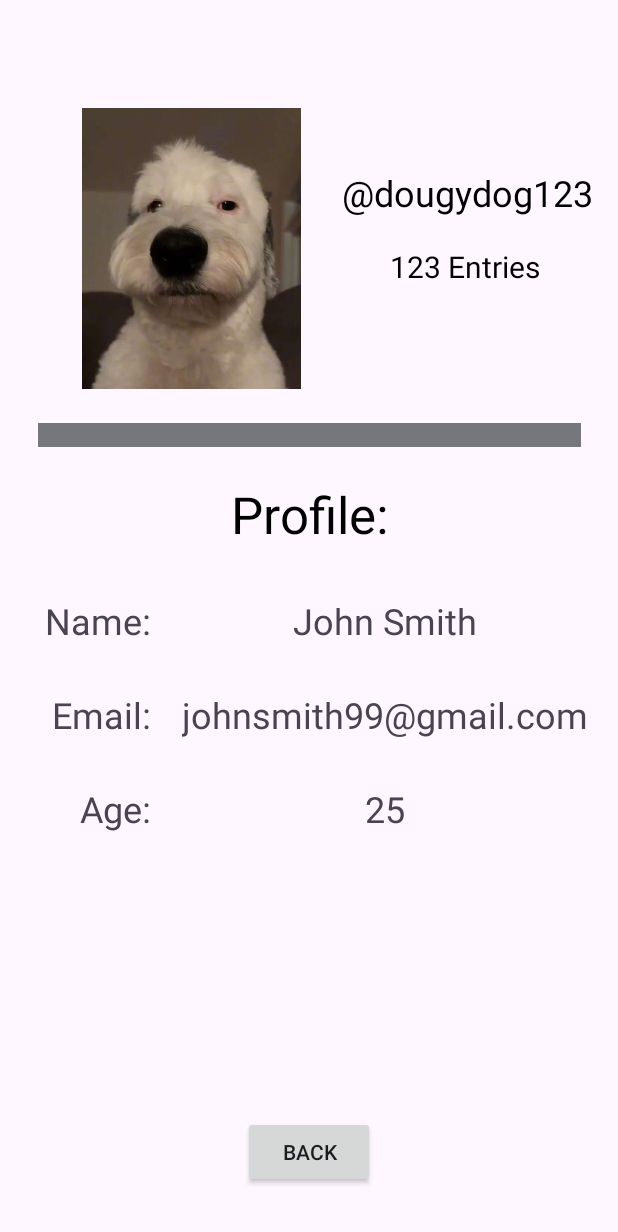
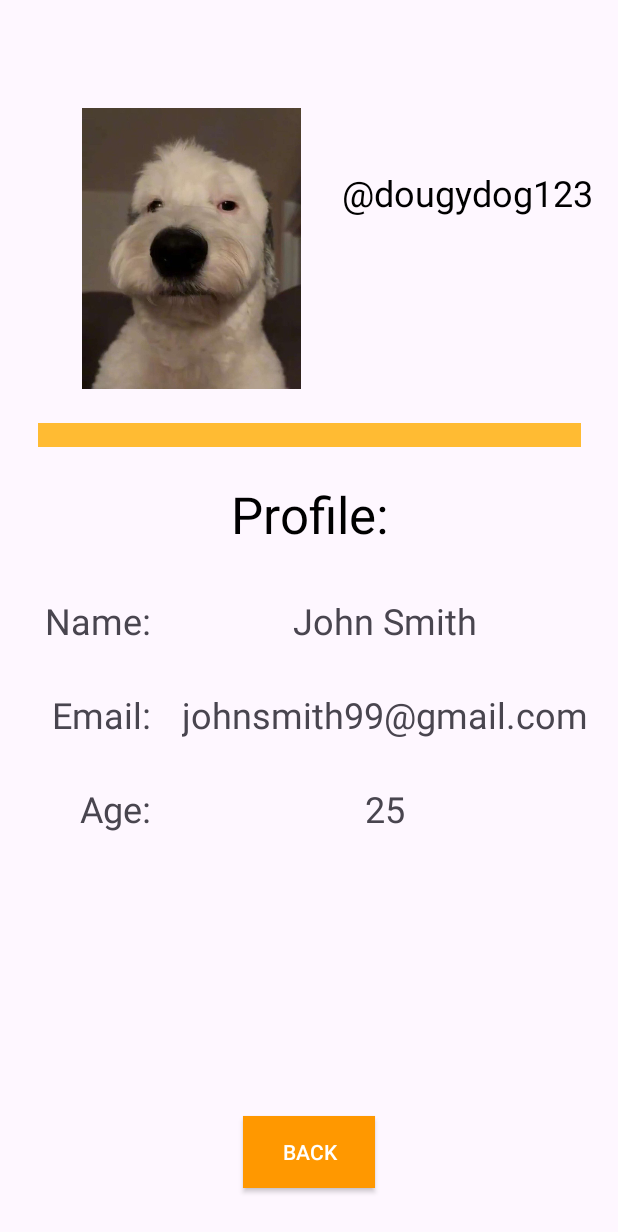
Before and after one commit to Dragonwick/journalbee-project, an Android app built with Jetpack Compose: the ProfileActivity screen opened directly, with no data from a screen before it, on a phone screen of 412 x 824 dp. Shown: the top 1232 px of the screen. Run offline under Robolectric (Android 15) with nearby library versions, the phone set to English and light mode, and no system bars; 6 statements that could not run were skipped.

Commit message:
lauren fixed profileActivity so that correct user profile data is transfered, added profile images, fixed colors on profile.xml, added usernames and drawables to Accounts.txt

```diff
--- a/app/src/main/java/edu/utsa/activitiesandviews/MainViewActivity.java
+++ b/app/src/main/java/edu/utsa/activitiesandviews/MainViewActivity.java
@@ -115,7 +115,7 @@ public class MainViewActivity extends AppCompatActivity implements OnMapReadyCal
         int id = intentMain.getIntExtra("id", -1);
         profileA.setOnClickListener(new View.OnClickListener(){
             public void onClick(View v) {
-                // where am i starting (Main Activity)
+                // where am i starting (MainView Activity)
                 // where am i going (Profile Activity)
                 Intent intentProfile = new Intent(MainViewActivity.this, ProfileActivity.class);
                 intentProfile.putExtra("id", id);
--- a/app/src/main/java/edu/utsa/activitiesandviews/ProfileActivity.java
+++ b/app/src/main/java/edu/utsa/activitiesandviews/ProfileActivity.java
@@ -7,6 +7,7 @@ import android.view.View;
 import android.widget.Button;
 
 import android.widget.ImageButton;
+import android.widget.ImageView;
 import android.widget.TextView;
 
 import androidx.activity.ComponentActivity;
@@ -32,11 +33,11 @@ public class ProfileActivity extends ComponentActivity {
         setupButtons();
     }
 
-    private void setupButtons(){
+    private void setupButtons() {
         // we named the id of the button "profileB"
         button = findViewById(R.id.exitProfile);
 
-        button.setOnClickListener(new View.OnClickListener(){
+        button.setOnClickListener(new View.OnClickListener() {
             public void onClick(View v) {
                 // where am i starting (Main Activity)
                 // where am i going (Profile Activity)
@@ -55,28 +56,42 @@ public class ProfileActivity extends ComponentActivity {
         String str = "";
         String[] arr = null;
 
-        try  {
+        try {
             scan = new Scanner(assets.open("accounts.txt"));
-            while(scan.hasNextLine()) {
+            while (scan.hasNextLine()) {
                 str = scan.nextLine();
                 arr = str.split(",");
                 if (Integer.parseInt(arr[0]) == id) {
-                    profileInfo = new Account(id, arr[1], arr[2]);
+                    profileInfo = new Account(id, arr[1], arr[2], arr[3], arr[4], arr[5]);
                     break;
                 }
             }
             scan.close();
-        }
-        catch (IOException e) {
+        } catch (IOException e) {
             System.out.println("Error: " + e.getMessage());
         }
 
         TextView name = (TextView) findViewById(R.id.name);
         TextView email = (TextView) findViewById(R.id.email);
+        TextView age = (TextView) findViewById(R.id.age);
+        TextView displayedUname = (TextView) findViewById(R.id.profileUsername);
+        ImageView profilePic = (ImageView) findViewById(R.id.profilepic);
 
         name.setText(profileInfo.getName());
         email.setText(profileInfo.getEmail());
+        age.setText(profileInfo.getAge());
+        displayedUname.setText(profileInfo.getDisplayedUname());
 
+        // extracting resource ID from profilePic string
+        String profilePicResourceName = profileInfo.getProfilePic();
+        int resourceId = getResources().getIdentifier(profilePicResourceName, "drawable", getPackageName());
+
+        // Set profile picture
+        if (resourceId != 0) { // Check if resource ID is valid
+            profilePic.setImageResource(resourceId);
+        } else {
+            // Handle case where resource ID is not found
+            // You can set a default image or display an error message
+        }
     }
-
 }
--- a/app/src/main/res/layout/profile.xml
+++ b/app/src/main/res/layout/profile.xml
@@ -52,18 +52,6 @@
         app:layout_constraintTop_toTopOf="parent" />
 
     <TextView
-        android:id="@+id/profileEntries"
-        android:layout_width="wrap_content"
-        android:layout_height="wrap_content"
-        android:layout_marginTop="52dp"
-        android:layout_marginEnd="52dp"
-        android:text="@string/profileEntries"
-        android:textColor="@color/black"
-        android:textSize="20sp"
-        app:layout_constraintEnd_toEndOf="parent"
-        app:layout_constraintTop_toTopOf="@+id/profileUsername" />
-
-    <TextView
         android:id="@+id/info"
         android:layout_width="wrap_content"
         android:layout_height="wrap_content"
@@ -80,7 +68,7 @@
         android:layout_width="362dp"
         android:layout_height="16dp"
         android:layout_centerInParent="true"
-        android:background="@color/material_dynamic_neutral50"
+        android:background="@android:color/holo_orange_light"
         app:layout_constraintBottom_toTopOf="@+id/info"
         app:layout_constraintEnd_toEndOf="parent"
         app:layout_constraintStart_toStartOf="parent"
@@ -92,6 +80,8 @@
         android:layout_height="wrap_content"
         android:layout_marginBottom="32dp"
         android:text="Back"
+        android:background="#FF9800"
+        android:textColor="@color/white"
         app:layout_constraintBottom_toBottomOf="parent"
         app:layout_constraintEnd_toEndOf="parent"
         app:layout_constraintStart_toStartOf="parent" />
```
Also changed, not shown: app/src/main/assets/accounts.txt (+4 -4 lines), app/src/main/java/edu/utsa/activitiesandviews/Account.java (+16 -1 lines), app/src/main/res/drawable/adminprofilepic.jpg (added), app/src/main/res/drawable/floppaprofilepic.jpg (added), app/src/main/res/drawable/janeprofilepic.jpg (added).
